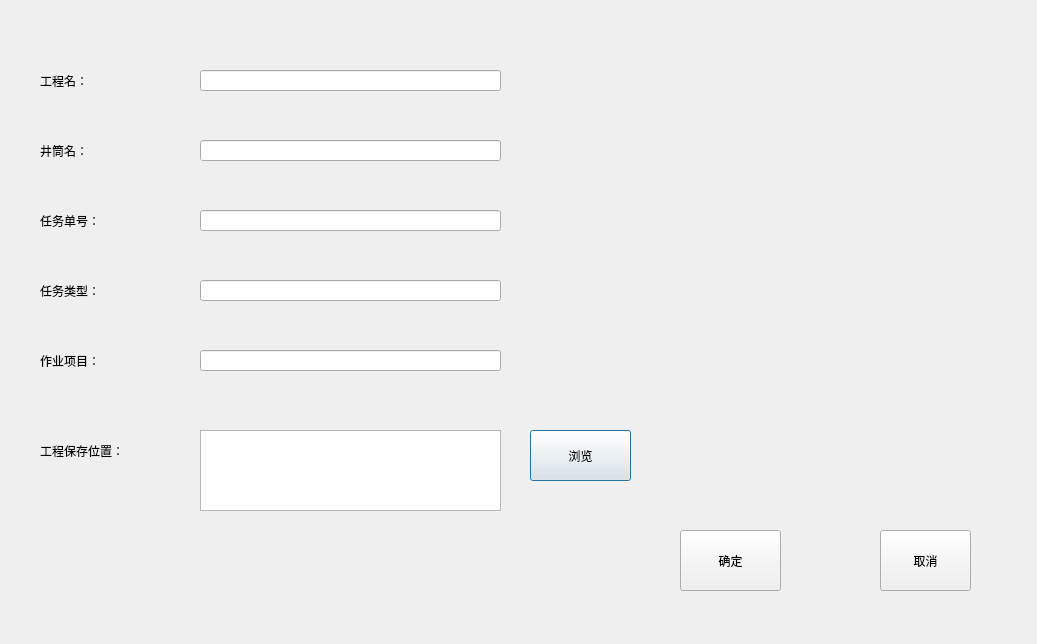
Yao-Long/ingestor, file dialogcreateproject.ui: the form before one commit.
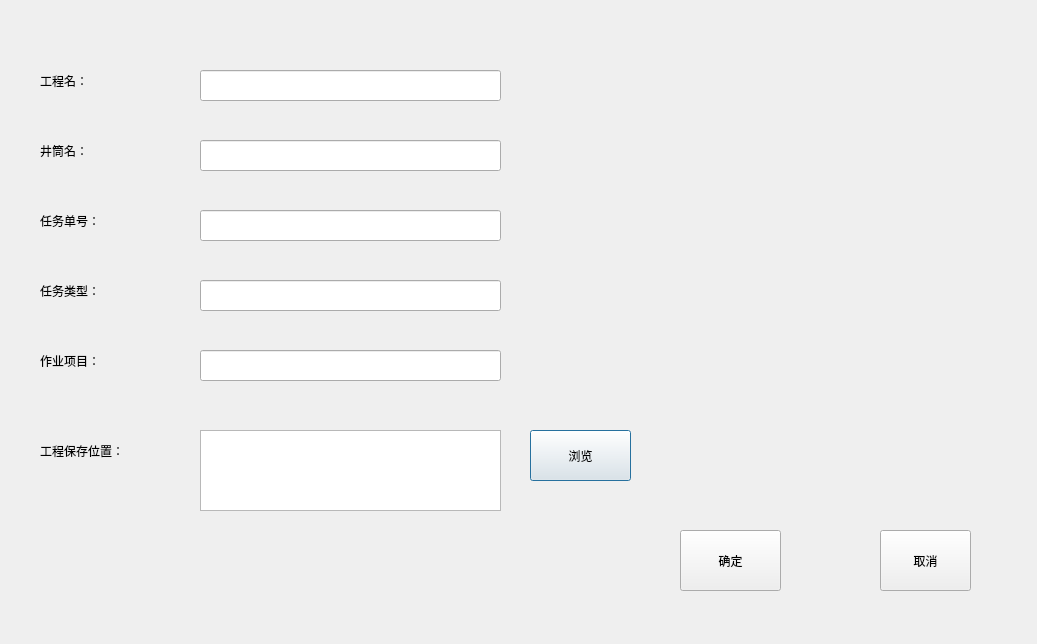
The form after the commit.

Diff of the .ui file:
```diff
--- a/dialogcreateproject.ui
+++ b/dialogcreateproject.ui
@@ -18,7 +18,7 @@
     <rect>
      <x>40</x>
      <y>130</y>
-     <width>121</width>
+     <width>151</width>
      <height>41</height>
     </rect>
    </property>
@@ -32,7 +32,7 @@
      <x>200</x>
      <y>140</y>
      <width>301</width>
-     <height>21</height>
+     <height>31</height>
     </rect>
    </property>
   </widget>
@@ -42,7 +42,7 @@
      <x>200</x>
      <y>210</y>
      <width>301</width>
-     <height>21</height>
+     <height>31</height>
     </rect>
    </property>
    <property name="text">
@@ -55,7 +55,7 @@
      <x>200</x>
      <y>350</y>
      <width>301</width>
-     <height>21</height>
+     <height>31</height>
     </rect>
    </property>
    <property name="text">
@@ -81,7 +81,7 @@
      <x>200</x>
      <y>70</y>
      <width>301</width>
-     <height>21</height>
+     <height>31</height>
     </rect>
    </property>
   </widget>
@@ -90,7 +90,7 @@
     <rect>
      <x>40</x>
      <y>270</y>
-     <width>121</width>
+     <width>151</width>
      <height>41</height>
     </rect>
    </property>
@@ -103,7 +103,7 @@
     <rect>
      <x>40</x>
      <y>340</y>
-     <width>121</width>
+     <width>151</width>
      <height>41</height>
     </rect>
    </property>
@@ -117,7 +117,7 @@
      <x>200</x>
      <y>280</y>
      <width>301</width>
-     <height>21</height>
+     <height>31</height>
     </rect>
    </property>
    <property name="text">
@@ -129,7 +129,7 @@
     <rect>
      <x>40</x>
      <y>430</y>
-     <width>121</width>
+     <width>151</width>
      <height>41</height>
     </rect>
    </property>
@@ -142,7 +142,7 @@
     <rect>
      <x>40</x>
      <y>60</y>
-     <width>121</width>
+     <width>151</width>
      <height>41</height>
     </rect>
    </property>
@@ -155,7 +155,7 @@
     <rect>
      <x>40</x>
      <y>200</y>
-     <width>121</width>
+     <width>151</width>
      <height>41</height>
     </rect>
    </property>
```
